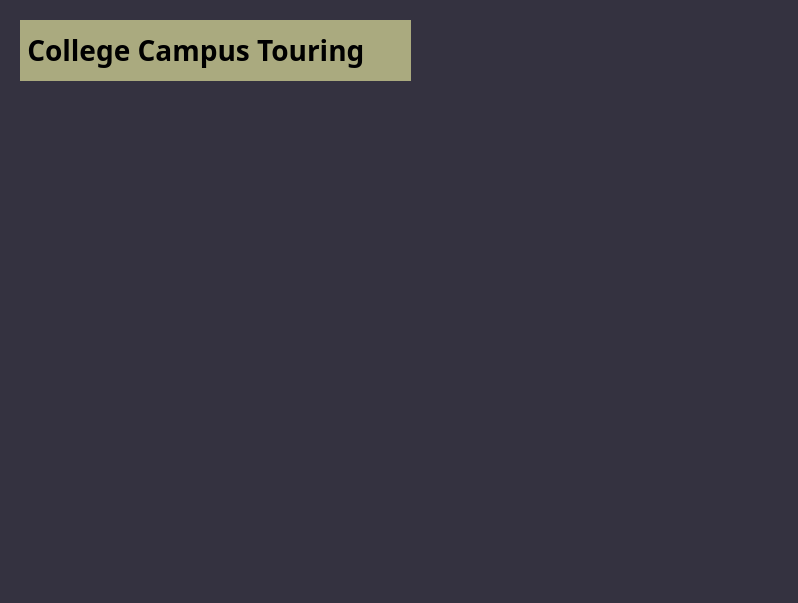
The window that tutorial/mainpage.ui (Ryoung04/College-Touring-Group-B) describes before a commit, drawn with Qt 5.
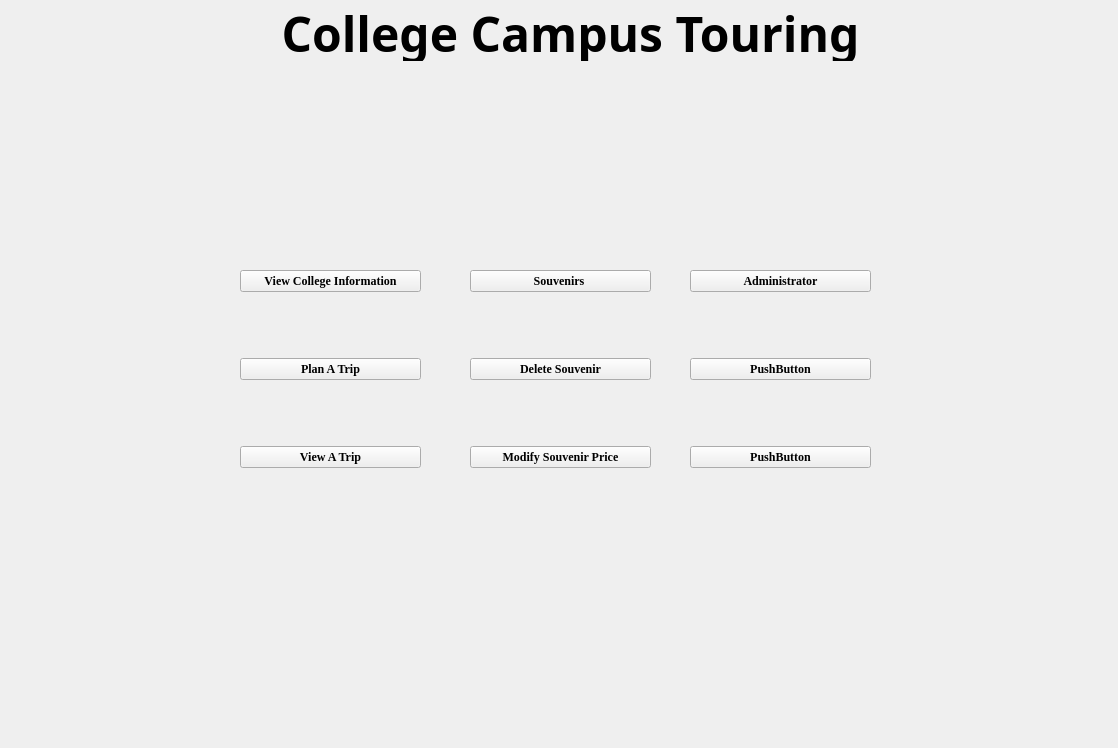
The same window after the commit. Icons and pictures are not drawn.

Diff of the .ui file:
```diff
--- a/tutorial/mainpage.ui
+++ b/tutorial/mainpage.ui
@@ -6,10 +6,16 @@
    <rect>
     <x>0</x>
     <y>0</y>
-    <width>798</width>
-    <height>603</height>
+    <width>1118</width>
+    <height>748</height>
    </rect>
   </property>
+  <property name="maximumSize">
+   <size>
+    <width>1118</width>
+    <height>16777215</height>
+   </size>
+  </property>
   <property name="windowTitle">
    <string>MainWindow</string>
   </property>
@@ -17,10 +23,7 @@
    <bool>false</bool>
   </property>
   <property name="styleSheet">
-   <string notr="true">QMainWindow
-{
-	background-color:rgb(52,50,64);
-}</string>
+   <string notr="true">border-image: url(:/res/images/mainpageBackground.jpg);</string>
   </property>
   <widget class="QWidget" name="centralwidget">
    <property name="styleSheet">
@@ -29,9 +32,9 @@
    <widget class="QLabel" name="label">
     <property name="geometry">
      <rect>
-      <x>20</x>
-      <y>20</y>
-      <width>391</width>
+      <x>170</x>
+      <y>0</y>
+      <width>801</width>
       <height>61</height>
      </rect>
     </property>
@@ -43,35 +46,219 @@
      </font>
     </property>
     <property name="styleSheet">
-     <string notr="true">QLabel
-{
-	background-color: rgb(170, 170, 127);
-	
-	color: rgb(0, 0, 0);
-}</string>
+     <string notr="true"/>
     </property>
     <property name="text">
-     <string> College Campus Touring</string>
+     <string>&lt;html&gt;&lt;head/&gt;&lt;body&gt;&lt;p&gt;&lt;span style=&quot; font-size:36pt; color:#000000;&quot;&gt;College Campus Touring&lt;/span&gt;&lt;/p&gt;&lt;/body&gt;&lt;/html&gt;</string>
     </property>
+    <property name="alignment">
+     <set>Qt::AlignmentFlag::AlignCenter</set>
+    </property>
    </widget>
-   <widget class="QLabel" name="backgroundImage">
+   <widget class="QWidget" name="gridLayoutWidget_3">
     <property name="geometry">
      <rect>
-      <x>0</x>
-      <y>0</y>
-      <width>801</width>
-      <height>611</height>
+      <x>1230</x>
+      <y>300</y>
+      <width>181</width>
+      <height>321</height>
      </rect>
     </property>
-    <property name="styleSheet">
-     <string notr="true">background-image: url(:/res/images/students-touring-college-campus.jpeg);</string>
+    <layout class="QGridLayout" name="gridLayout_3">
+     <item row="2" column="0">
+      <widget class="QPushButton" name="pushButton_11">
+       <property name="font">
+        <font>
+         <family>Times New Roman</family>
+         <bold>true</bold>
+        </font>
+       </property>
+       <property name="text">
+        <string>PushButton</string>
+       </property>
+      </widget>
+     </item>
+     <item row="3" column="0">
+      <widget class="QPushButton" name="pushButton_10">
+       <property name="font">
+        <font>
+         <family>Times New Roman</family>
+         <bold>true</bold>
+        </font>
+       </property>
+       <property name="text">
+        <string>PushButton</string>
+       </property>
+      </widget>
+     </item>
+     <item row="1" column="0">
+      <widget class="QPushButton" name="pushButton_12">
+       <property name="font">
+        <font>
+         <family>Times New Roman</family>
+         <bold>true</bold>
+        </font>
+       </property>
+       <property name="text">
+        <string>Administrator</string>
+       </property>
+      </widget>
+     </item>
+    </layout>
+   </widget>
+   <widget class="QWidget" name="gridLayoutWidget">
+    <property name="geometry">
+     <rect>
+      <x>240</x>
+      <y>210</y>
+      <width>181</width>
+      <height>321</height>
+     </rect>
     </property>
-    <property name="text">
-     <string/>
+    <layout class="QGridLayout" name="gridLayout">
+     <item row="2" column="0">
+      <widget class="QPushButton" name="pushButton_2">
+       <property name="font">
+        <font>
+         <family>Times New Roman</family>
+         <bold>true</bold>
+        </font>
+       </property>
+       <property name="text">
+        <string>View A Trip</string>
+       </property>
+      </widget>
+     </item>
+     <item row="0" column="0">
+      <widget class="QPushButton" name="pushButton_4">
+       <property name="font">
+        <font>
+         <family>Times New Roman</family>
+         <bold>true</bold>
+        </font>
+       </property>
+       <property name="text">
+        <string>View College Information</string>
+       </property>
+      </widget>
+     </item>
+     <item row="1" column="0">
+      <widget class="QPushButton" name="pushButton">
+       <property name="font">
+        <font>
+         <family>Times New Roman</family>
+         <bold>true</bold>
+        </font>
+       </property>
+       <property name="text">
+        <string>Plan A Trip</string>
+       </property>
+      </widget>
+     </item>
+    </layout>
+   </widget>
+   <widget class="QWidget" name="gridLayoutWidget_2">
+    <property name="geometry">
+     <rect>
+      <x>470</x>
+      <y>210</y>
+      <width>181</width>
+      <height>321</height>
+     </rect>
     </property>
+    <layout class="QGridLayout" name="gridLayout_2">
+     <item row="3" column="0">
+      <widget class="QPushButton" name="pushButton_7">
+       <property name="font">
+        <font>
+         <family>Times New Roman</family>
+         <bold>true</bold>
+        </font>
+       </property>
+       <property name="text">
+        <string>Modify Souvenir Price</string>
+       </property>
+      </widget>
+     </item>
+     <item row="2" column="0">
+      <widget class="QPushButton" name="pushButton_6">
+       <property name="font">
+        <font>
+         <family>Times New Roman</family>
+         <bold>true</bold>
+        </font>
+       </property>
+       <property name="text">
+        <string>Delete Souvenir</string>
+       </property>
+      </widget>
+     </item>
+     <item row="1" column="0">
+      <widget class="QPushButton" name="pushButton_8">
+       <property name="font">
+        <font>
+         <family>Times New Roman</family>
+         <bold>true</bold>
+        </font>
+       </property>
+       <property name="text">
+        <string>Souvenirs </string>
+       </property>
+      </widget>
+     </item>
+    </layout>
    </widget>
-   <zorder>backgroundImage</zorder>
-   <zorder>label</zorder>
+   <widget class="QWidget" name="gridLayoutWidget_4">
+    <property name="geometry">
+     <rect>
+      <x>690</x>
+      <y>210</y>
+      <width>181</width>
+      <height>321</height>
+     </rect>
+    </property>
+    <layout class="QGridLayout" name="gridLayout_4">
+     <item row="2" column="0">
+      <widget class="QPushButton" name="pushButton_13">
+       <property name="font">
+        <font>
+         <family>Times New Roman</family>
+         <bold>true</bold>
+        </font>
+       </property>
+       <property name="text">
+        <string>PushButton</string>
+       </property>
+      </widget>
+     </item>
+     <item row="3" column="0">
+      <widget class="QPushButton" name="pushButton_14">
+       <property name="font">
+        <font>
+         <family>Times New Roman</family>
+         <bold>true</bold>
+        </font>
+       </property>
+       <property name="text">
+        <string>PushButton</string>
+       </property>
+      </widget>
+     </item>
+     <item row="1" column="0">
+      <widget class="QPushButton" name="pushButton_15">
+       <property name="font">
+        <font>
+         <family>Times New Roman</family>
+         <bold>true</bold>
+        </font>
+       </property>
+       <property name="text">
+        <string>Administrator</string>
+       </property>
+      </widget>
+     </item>
+    </layout>
+   </widget>
   </widget>
  </widget>
  <resources/>
```
